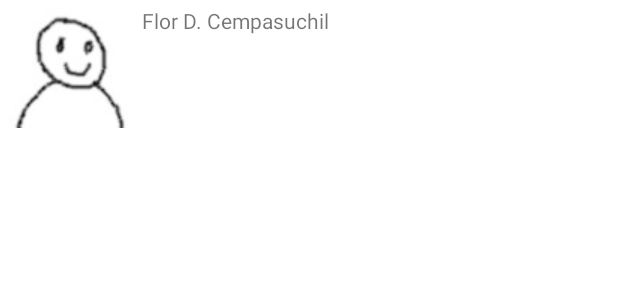
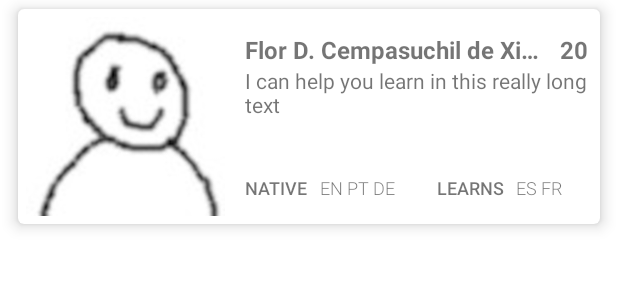
Before and after one commit to lsteamer/TandemMembers, an Android app: the layout view_member.xml on its own in the app's theme, with its tools: preview values and no code run, on a phone screen of 412 x 824 dp. Shown: the top 300 px of the screen. Run offline under Robolectric (Android 15) with nearby library versions, the phone set to English and light mode, and no system bars.

Commit message:
Show the full information in a recycler View

```diff
--- a/app/build.gradle
+++ b/app/build.gradle
@@ -1,6 +1,7 @@
 plugins {
     id 'com.android.application'
     id 'kotlin-android'
+    id 'kotlin-android-extensions'
 }
 
 android {
@@ -49,6 +50,9 @@ dependencies {
     implementation "com.squareup.retrofit2:retrofit:$retrofit_version"
     implementation "com.squareup.retrofit2:converter-gson:$retrofit_version"
 
+    implementation "com.github.bumptech.glide:glide:$glide_version"
+    annotationProcessor "com.github.bumptech.glide:compiler:$glide_version"
+
     implementation "org.koin:koin-android:$koin_version"
     implementation "org.koin:koin-androidx-viewmodel:$koin_version"
 }
--- a/app/src/main/java/com/example/tandemmembers/data/MembersRepository.kt
+++ b/app/src/main/java/com/example/tandemmembers/data/MembersRepository.kt
@@ -7,6 +7,18 @@ class MembersRepository(
 ) : TandemRepository {
 
     override suspend fun getMembers(): List<TandemMember> {
-        return client.getMembers(1).response
+        //improve with pagination
+        val list: MutableList<TandemMember> = client.getMembers(1).response.toMutableList()
+        var next = 20.rem(list.size)
+        var mutableSize = list.size / 20
+
+        while (next == 0) {
+            val addList = client.getMembers(1 + mutableSize).response
+            list.addAll(addList)
+            next = 20.rem(addList.size)
+            mutableSize = list.size / 20
+        }
+
+        return list
     }
 }
--- a/app/src/main/java/com/example/tandemmembers/ui/MemberAdapter.kt
+++ b/app/src/main/java/com/example/tandemmembers/ui/MemberAdapter.kt
@@ -3,11 +3,12 @@ package com.example.tandemmembers.ui
 import android.view.LayoutInflater
 import android.view.View
 import android.view.ViewGroup
-import android.widget.ImageView
-import android.widget.TextView
 import androidx.recyclerview.widget.RecyclerView.*
+import com.bumptech.glide.Glide
+import com.bumptech.glide.request.RequestOptions
 import com.example.tandemmembers.R
 import com.example.tandemmembers.model.TandemMember
+import kotlinx.android.synthetic.main.view_member.view.*
 
 class MemberAdapter(
     private val members: List<TandemMember>
@@ -30,13 +31,27 @@ class MemberAdapter(
         memberTandemView: View
     ) : ViewHolder(memberTandemView) {
 
-        //why can't I use
-        val memName = memberTandemView.findViewById<TextView>(R.id.name)
-        val memImage = memberTandemView.findViewById<ImageView>(R.id.iv_user_profile)
+        val memName = memberTandemView.tv_name
+        val memTopic = memberTandemView.tv_topic
+        val memImage = memberTandemView.iv_user_profile
+        val memNative = memberTandemView.tv_native
+        val memLearns = memberTandemView.tv_learns
+        val memCounter = memberTandemView.tv_counter
+
+        val requestOptions = RequestOptions()
+            .placeholder(R.drawable.user_profile_default)
+            .error(R.drawable.user_profile_default)
 
         fun bind(member: TandemMember) {
             memName.text = member.firstName
-            memImage.setImageResource(R.drawable.user_profile_default)
+            memTopic.text = member.topic
+            memCounter.text = member.referenceCnt.toString()
+            Glide.with(itemView.context).applyDefaultRequestOptions(requestOptions)
+                .load(member.pictureUrl)
+                .into(memImage)
+
+            memNative.text = member.natives.toString()
+            memLearns.text = member.learns.toString()
         }
 
     }
--- a/app/src/main/java/com/example/tandemmembers/ui/MembersFragment.kt
+++ b/app/src/main/java/com/example/tandemmembers/ui/MembersFragment.kt
@@ -8,6 +8,7 @@ import com.example.tandemmembers.model.TandemMember
 import androidx.lifecycle.Observer
 import androidx.recyclerview.widget.LinearLayoutManager
 import androidx.recyclerview.widget.RecyclerView
+import kotlinx.android.synthetic.main.fragment_members.view.*
 import org.koin.androidx.viewmodel.ext.android.viewModel
 
 class MembersFragment : Fragment(R.layout.fragment_members) {
@@ -19,24 +20,14 @@ class MembersFragment : Fragment(R.layout.fragment_members) {
 
     private val membersObserver = Observer<List<TandemMember>> {
         memberAdapter = MemberAdapter(it)
-        recyclerView.layoutManager = LinearLayoutManager(context)
         recyclerView.adapter = memberAdapter
     }
 
     override fun onViewCreated(view: View, savedInstanceState: Bundle?) {
-        init()
+        viewModel.tandemMembersLiveData.observe(viewLifecycleOwner, membersObserver)
 
-        //synth not working, view binding?
-        recyclerView = view.findViewById(R.id.recycler_view)
+        recyclerView = view.recycler_view
+        recyclerView.layoutManager = LinearLayoutManager(context)
 
     }
-
-    private fun init() {
-        initObservers()
-    }
-
-
-    private fun initObservers() {
-        viewModel.membersLiveData2.observe(viewLifecycleOwner, membersObserver)
-    }
 }
--- a/app/src/main/java/com/example/tandemmembers/ui/MembersViewModel.kt
+++ b/app/src/main/java/com/example/tandemmembers/ui/MembersViewModel.kt
@@ -17,10 +17,9 @@ class MembersViewModel(
     val membersLiveData: LiveData<List<TandemMember>> = _membersLiveData
 
 
-    val membersLiveData2 = liveData(Dispatchers.IO) {
+    val tandemMembersLiveData = liveData(Dispatchers.IO) {
         try {
-            val retrievedCall = repository.getMembers()
-            emit(retrievedCall)
+            emit(repository.getMembers())
         } catch (e: Exception) {
             println(e.message)
             println("3.6 Roentgen.")
--- a/app/src/main/res/layout/fragment_members.xml
+++ b/app/src/main/res/layout/fragment_members.xml
@@ -9,7 +9,6 @@
         android:id="@+id/recycler_view"
         android:layout_width="match_parent"
         android:layout_height="match_parent"
-        android:scrollbars="vertical"
         app:layout_constraintBottom_toBottomOf="parent"
         app:layout_constraintEnd_toEndOf="parent"
         app:layout_constraintStart_toStartOf="parent"
--- a/app/src/main/res/layout/view_member.xml
+++ b/app/src/main/res/layout/view_member.xml
@@ -1,35 +1,146 @@
 <?xml version="1.0" encoding="utf-8"?>
-<androidx.constraintlayout.widget.ConstraintLayout
-    xmlns:android="http://schemas.android.com/apk/res/android"
+<com.google.android.material.card.MaterialCardView xmlns:android="http://schemas.android.com/apk/res/android"
     xmlns:app="http://schemas.android.com/apk/res-auto"
     xmlns:tools="http://schemas.android.com/tools"
+    android:layout_width="match_parent"
+    android:layout_height="wrap_content"
+    android:layout_marginHorizontal="12dp"
+    android:layout_marginVertical="6dp"
+    android:orientation="horizontal"
+    android:padding="8dp"
+    app:cardCornerRadius="4dp"
+    app:cardElevation="6dp">
+
+    <androidx.constraintlayout.widget.ConstraintLayout
         android:layout_width="match_parent"
         android:layout_height="wrap_content">
 
         <ImageView
             android:id="@+id/iv_user_profile"
-        android:layout_width="wrap_content"
+            android:layout_width="0dp"
             android:layout_height="wrap_content"
             android:layout_margin="4dp"
+            android:adjustViewBounds="true"
             android:contentDescription="@string/user_portrait"
             android:padding="1dp"
             app:layout_constraintBottom_toBottomOf="parent"
+            app:layout_constraintEnd_toEndOf="@+id/guideline1"
             app:layout_constraintStart_toStartOf="parent"
             app:layout_constraintTop_toTopOf="parent"
             tools:src="@drawable/user_profile_default" />
 
+        <androidx.constraintlayout.widget.Guideline
+            android:id="@+id/guideline1"
+            android:layout_width="wrap_content"
+            android:layout_height="wrap_content"
+            android:orientation="vertical"
+            app:layout_constraintGuide_percent="0.37" />
+
         <TextView
-        android:id="@+id/name"
+            android:id="@+id/tv_name"
             android:layout_width="0dp"
             android:layout_height="wrap_content"
-        android:layout_marginStart="8dp"
-        android:layout_marginTop="4dp"
-        android:layout_marginEnd="8dp"
+            android:layout_marginHorizontal="8dp"
+            android:layout_marginTop="16dp"
+            android:ellipsize="end"
+            android:maxLines="1"
+            android:textSize="16sp"
+            android:textStyle="bold"
+            app:layout_constrainedWidth="true"
+            app:layout_constraintEnd_toStartOf="@+id/tv_counter"
+            app:layout_constraintHorizontal_bias="1.0"
+            app:layout_constraintStart_toEndOf="@+id/guideline1"
+            app:layout_constraintTop_toTopOf="parent"
+            tools:text="Flor D. Cempasuchil de Ximenes de los " />
+
+        <TextView
+            android:id="@+id/tv_counter"
+            android:layout_width="wrap_content"
+            android:layout_height="wrap_content"
+            android:layout_marginTop="16dp"
+            android:layout_marginHorizontal="8dp"
+            android:textSize="16sp"
+            android:textStyle="bold"
+            app:layout_constraintEnd_toEndOf="parent"
+            app:layout_constraintTop_toTopOf="parent"
+            tools:text="20" />
+
+        <TextView
+            android:id="@+id/tv_topic"
+            android:layout_width="0dp"
+            android:layout_height="wrap_content"
+            android:layout_marginHorizontal="8dp"
+            android:ellipsize="end"
+            android:maxLines="2"
             android:textSize="14sp"
             app:layout_constrainedWidth="true"
             app:layout_constraintEnd_toEndOf="parent"
-        app:layout_constraintStart_toEndOf="@+id/iv_user_profile"
-        app:layout_constraintTop_toTopOf="parent"
-        tools:text="Flor D. Cempasuchil" />
+            app:layout_constraintHorizontal_bias="1.0"
+            app:layout_constraintStart_toEndOf="@+id/guideline1"
+            app:layout_constraintTop_toBottomOf="@id/tv_name"
+            tools:text="I can help you learn in this really long text" />
+
+        <TextView
+            android:id="@+id/tv_native_title"
+            android:layout_width="wrap_content"
+            android:layout_height="wrap_content"
+            android:layout_marginHorizontal="8dp"
+            android:layout_marginBottom="16dp"
+            android:fontFamily="sans-serif-light"
+            android:text="@string/native_title"
+            android:textSize="12sp"
+            android:textStyle="bold"
+            app:layout_constraintBottom_toBottomOf="parent"
+            app:layout_constraintStart_toStartOf="@id/guideline1" />
+
+        <TextView
+            android:id="@+id/tv_native"
+            android:layout_width="0dp"
+            android:layout_height="wrap_content"
+            android:layout_marginHorizontal="8dp"
+            android:layout_marginBottom="16dp"
+            android:fontFamily="sans-serif-light"
+            android:maxLines="2"
+            android:textSize="12sp"
+            app:layout_constraintEnd_toEndOf="@id/guideline2"
+            app:layout_constraintStart_toEndOf="@id/tv_native_title"
+            app:layout_constraintTop_toTopOf="@id/tv_native_title"
+            tools:text="EN PT DE" />
+
+
+        <androidx.constraintlayout.widget.Guideline
+            android:id="@+id/guideline2"
+            android:layout_width="wrap_content"
+            android:layout_height="wrap_content"
+            android:orientation="vertical"
+            app:layout_constraintGuide_percent="0.7" />
+
+
+        <TextView
+            android:id="@+id/tv_learns_title"
+            android:layout_width="wrap_content"
+            android:layout_height="wrap_content"
+            android:layout_marginHorizontal="8dp"
+            android:layout_marginBottom="16dp"
+            android:fontFamily="sans-serif-light"
+            android:text="@string/learns_title"
+            android:textSize="12sp"
+            android:textStyle="bold"
+            app:layout_constraintBottom_toBottomOf="parent"
+            app:layout_constraintStart_toStartOf="@id/guideline2" />
+
+        <TextView
+            android:id="@+id/tv_learns"
+            android:layout_width="wrap_content"
+            android:layout_height="wrap_content"
+            android:layout_marginHorizontal="8dp"
+            android:layout_marginBottom="16dp"
+            android:fontFamily="sans-serif-light"
+            android:textSize="12sp"
+            app:layout_constraintBottom_toBottomOf="parent"
+            app:layout_constraintStart_toEndOf="@id/tv_learns_title"
+            tools:text="ES FR" />
 
     </androidx.constraintlayout.widget.ConstraintLayout>
+
+</com.google.android.material.card.MaterialCardView>
--- a/app/src/main/res/values/strings.xml
+++ b/app/src/main/res/values/strings.xml
@@ -1,4 +1,6 @@
 <resources>
     <string name="app_name">TandemMembers</string>
     <string name="user_portrait">User portrait</string>
+    <string name="native_title">NATIVE</string>
+    <string name="learns_title">LEARNS</string>
 </resources>
--- a/build.gradle
+++ b/build.gradle
@@ -10,6 +10,7 @@ buildscript {
     ext.material_version = "1.2.1"
     ext.constraintlayout_version = "2.0.2"
     ext.retrofit_version = "2.9.0"
+    ext.glide_version = "4.11.0"
     ext.koin_version = "2.1.6"
     repositories {
         google()
```
Also changed, not shown: app/src/main/res/drawable/user_profile_default.jpg. Lines whose indentation alone changed are shown as unchanged.
